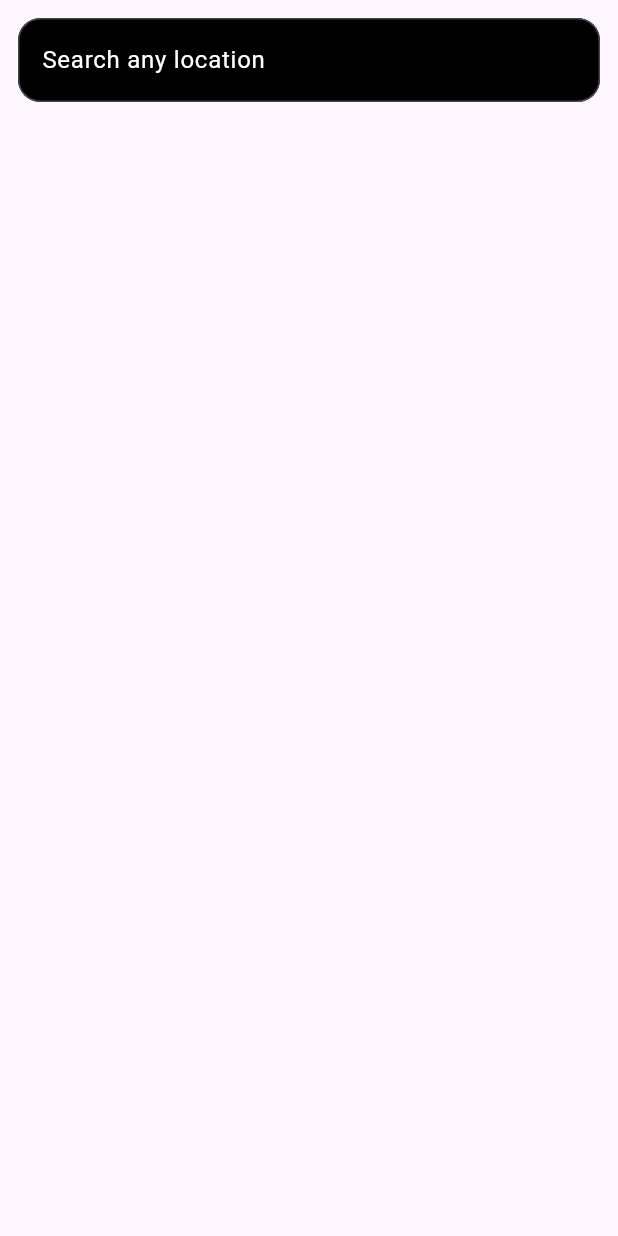
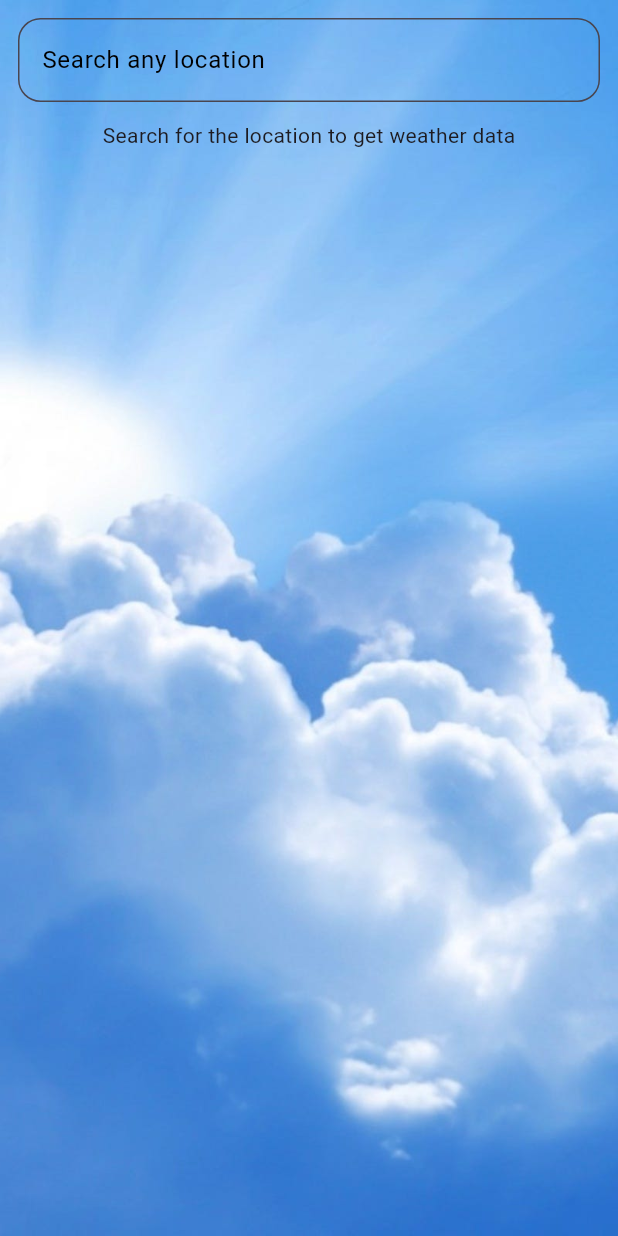
Before and after one commit to Mian-Raffy/Weatherwise, a Flutter app: the screen it shows after launch, after a tap on the "add location" icon, on a phone screen of 412 x 824 dp. Run offline on Flutter 3.47's test engine with Material 3 defaults, Android fonts, the phone set to English and light mode, and no system bars; our stand-ins replace connectivity_plus, fluttertoast, get, shared_preferences.

Commit message:
Handled offline mode data display, UI updates, and connectivity check improvements

```diff
--- a/lib/app_constant.dart
+++ /dev/null
@@ -1 +0,0 @@
-String apikey = 'd057d0d6b6584673817102606242105';
--- /dev/null
+++ b/lib/controller/search_controller.dart
@@ -0,0 +1,38 @@
+import 'package:flutter/material.dart';
+import 'package:get/get.dart';
+import 'package:http/http.dart' as http;
+import 'dart:convert';
+
+class SearchbarController extends GetxController {
+  var searchontroller = TextEditingController();
+  var _sessionToken = '';
+  // var _placeList = <dynamic>[];
+
+  RxList<dynamic> placeList = <dynamic>[].obs;
+
+  // This method fetches the suggestions based on the user input
+  Future<void> getSuggestions(String input) async {
+    if (input.isEmpty) {
+      placeList.clear();
+      return;
+    }
+
+    String apiKey = 'AIzaSyCT1_CquKvIuNoCOxbsWOBo3U4Zq_58f2Y';
+    String baseURL =
+        'https://maps.googleapis.com/maps/api/place/autocomplete/json';
+    String request =
+        '$baseURL?input=$input&key=$apiKey&sessiontoken=$_sessionToken';
+
+    var response = await http.get(Uri.parse(request));
+    if (response.statusCode == 200) {
+      var result = jsonDecode(response.body.toString());
+      placeList.value = result['predictions'];
+    } else {
+      throw Exception('Failed to load data');
+    }
+  }
+
+  void updateSessionToken(String token) {
+    _sessionToken = token;
+  }
+}
--- /dev/null
+++ b/lib/controller/weather_controller.dart
@@ -0,0 +1,70 @@
+import 'package:WeatherWise/app_url.dart';
+import 'package:connectivity_plus/connectivity_plus.dart';
+import 'package:flutter/material.dart';
+import 'package:get/get.dart';
+import 'package:WeatherWise/model/model.dart';
+import 'package:WeatherWise/utils.dart';
+
+import '../ui/home_screen.dart';
+
+class WeatherController extends GetxController {
+  Rx<ApiResponse?> response = Rx<ApiResponse?>(null);
+  RxBool inProgress = false.obs;
+  RxString message = "Search for the location to get weather data".obs;
+
+  @override
+  void onInit() {
+    super.onInit();
+    checkConnectivity();
+    loadLastWeatherData();
+  }
+
+  Rx<ConnectivityResult> connectivityStatus = ConnectivityResult.mobile.obs;
+
+  void checkConnectivity() async {
+    final result = await Connectivity().checkConnectivity();
+    connectivityStatus.value = result as ConnectivityResult;
+  }
+
+  Future<void> loadLastWeatherData() async {
+    inProgress.value = true;
+    try {
+      ApiResponse? lastWeatherData = await Utils().getLastWeatherData();
+      if (lastWeatherData != null) {
+        response.value = lastWeatherData;
+      }
+    } catch (e) {
+      response.value = null;
+      print('The Previouses data error:$e');
+    } finally {
+      inProgress.value = false;
+    }
+  }
+
+  Future<void> getWeatherData(String location, BuildContext context) async {
+    inProgress.value = true;
+    try {
+      ApiResponse? data = await WeatherApi().getCurrentWeather(location);
+      if (data != null) {
+        response.value = data;
+        Navigator.push(
+          context,
+          MaterialPageRoute(builder: (context) => HomePage()),
+        );
+      }
+    } catch (e) {
+      // Show error to user
+      Utils().toastMessage('Internet Conection Problem');
+
+      // Fallback to saved data
+      ApiResponse? savedData = await Utils().getLastWeatherData();
+      if (savedData != null) {
+        response.value = savedData;
+      } else {
+        response.value = null;
+      }
+    } finally {
+      inProgress.value = false;
+    }
+  }
+}
--- a/lib/ui/home_screen.dart
+++ b/lib/ui/home_screen.dart
@@ -1,94 +1,139 @@
-import 'package:WeatherWise/model/model.dart';
+// ignore_for_file: deprecated_member_use
+
 import 'package:WeatherWise/ui/search_bar.dart';
-import 'package:WeatherWise/utils.dart';
+import 'package:WeatherWise/controller/weather_controller.dart';
+import 'package:connectivity_plus/connectivity_plus.dart';
+import 'package:flutter/material.dart';
+import 'package:get/get.dart';
 
-import 'package:flutter/material.dart';
+class HomePage extends StatelessWidget {
+  final WeatherController weatherController = Get.put(WeatherController());
 
-class HomePage extends StatefulWidget {
-  const HomePage({super.key});
-
-  @override
-  State<HomePage> createState() => _HomePageState();
-}
-
-class _HomePageState extends State<HomePage> {
-  final searchController = TextEditingController();
-  ApiResponse? response;
-  bool inProgress = false;
-  String message = "Search for the location to get weather data";
-
-  @override
-  void initState() {
-    super.initState();
-
-    loadLastWeatherData();
-  }
+  HomePage({super.key});
 
   @override
   Widget build(BuildContext context) {
-    return SafeArea(
+    return WillPopScope(
+      onWillPop: () async {
+        Navigator.pop(context);
+        return false;
+      },
+      child: SafeArea(
         child: Scaffold(
+          body: RefreshIndicator(
+            onRefresh: () async {
+              await weatherController.loadLastWeatherData();
+            },
+            child: Container(
+              decoration: const BoxDecoration(
+                image: DecorationImage(
+                  image: AssetImage(
+                      'images/homebg.jpeg'), // You can replace this with a local asset or URL
+                  fit: BoxFit.cover, // Cover the entire screen with the image
+                ),
+              ),
+              padding: const EdgeInsets.only(left: 16, right: 16, top: 10),
+              child: Column(
+                mainAxisAlignment: MainAxisAlignment.center,
+                children: [
+                  const SizedBox(height: 20),
+                  Obx(() {
+                    if (weatherController.inProgress.value) {
+                      return const Center(
+                          child:
+                              CircularProgressIndicator(color: Colors.black));
+                    } else {
+                      return Expanded(
+                        child: SingleChildScrollView(
+                            child: buildWeatherWidget(context)),
+                      );
+                    }
+                  }),
+                ],
+              ),
+            ),
+          ),
           floatingActionButton: FloatingActionButton(
-            shape: CircleBorder(),
-            child: Icon(Icons.add_location_outlined, color: Colors.amber),
-            backgroundColor: Colors.black,
+              shape: const CircleBorder(),
+              backgroundColor: Colors.white,
               onPressed: () {
                 Navigator.push(
                     context,
                     MaterialPageRoute(
                       builder: (context) => SearchPage(),
                     ));
-            }),
-        backgroundColor: Colors.white,
-        body: Container(
-          padding: const EdgeInsets.only(left: 16, right: 16, top: 10),
-          child: Column(
-            children: [
-              const SizedBox(height: 20),
-              if (inProgress)
-                CircularProgressIndicator(
-                  color: Colors.black,
-                )
-              else
-                Expanded(
-                  child: SingleChildScrollView(child: buildWeatherWidget()),
-                ),
-            ],
-          ),
+              },
+              child:
+                  const Icon(Icons.add_location_outlined, color: Colors.blue)),
         ),
       ),
     );
   }
 
-  Widget buildWeatherWidget() {
-    if (response == null) {
-      return Text(message);
+  Widget buildWeatherWidget(BuildContext context) {
+    return Obx(() {
+      if (weatherController.response.value == null) {
+        return Center(child: Text(weatherController.message.value));
       } else {
         return Column(
           crossAxisAlignment: CrossAxisAlignment.start,
           children: [
             Row(
-            crossAxisAlignment: CrossAxisAlignment.end,
+              mainAxisAlignment: MainAxisAlignment.center,
               children: [
                 const Icon(
                   Icons.location_on,
+                  color: Colors.red,
                   size: 35,
                 ),
+                Column(
+                  children: [
                     Text(
-                response?.location?.name ?? "",
+                      weatherController.response.value?.location?.name ?? "",
                       style: const TextStyle(
-                  fontSize: 30,
+                        fontSize: 20,
                         fontWeight: FontWeight.w600,
                       ),
                     ),
                     Text(
-                response?.location?.country ?? '',
+                      weatherController.response.value?.location?.country ?? '',
                       style: const TextStyle(
-                  fontSize: 12,
+                        fontSize: 13,
                         fontWeight: FontWeight.w300,
                       ),
+                    ),
+                  ],
+                ),
+              ],
+            ),
+            Center(
+              child: SizedBox(
+                height: 200,
+                width: double.infinity,
+                child: Obx(() {
+                  return (weatherController.connectivityStatus.value !=
+                          ConnectivityResult.none)
+                      ? Image.network(
+                          "https:${weatherController.response.value?.current?.condition?.icon}"
+                              .replaceAll("64x64", "128x128"),
+                          scale: 0.7,
+                          errorBuilder: (context, error, stackTrace) =>
+                              const Icon(Icons.wifi_off),
                         )
-            ],
+                      : Container(); // Offline, don't show image
+                }),
+              ),
+            ),
+            Center(
+              child: Text(
+                (weatherController.response.value?.current?.condition?.text
+                        .toString() ??
+                    ""),
+                style: const TextStyle(
+                  fontSize: 18,
+                  fontWeight: FontWeight.w500,
+                ),
+              ),
             ),
             const SizedBox(height: 10),
             Row(
@@ -97,128 +142,91 @@ class _HomePageState extends State<HomePage> {
                 Padding(
                   padding: const EdgeInsets.only(left: 8.0, right: 8, top: 8),
                   child: Text(
-                  (response?.current?.tempC.toString() ?? "") + " °c",
+                    "${weatherController.response.value?.current?.tempC.toString() ?? ""} °c",
                     style: const TextStyle(
-                    fontSize: 60,
+                      fontSize: 40,
                       fontWeight: FontWeight.bold,
                     ),
                   ),
                 ),
               ],
             ),
-          Padding(
-            padding: const EdgeInsets.only(left: 13),
-            child: Row(
+            Card(
+              color: Colors.transparent,
+              child: Column(
                 children: [
-                Text(
-                  (response?.current?.condition?.text.toString() ?? ""),
-                  style: const TextStyle(
-                    fontSize: 18,
-                    fontWeight: FontWeight.w500,
-                  ),
-                ),
+                  _dataAndTitleWidget(
+                      "Humidity",
+                      weatherController.response.value?.current?.humidity
+                              ?.toString() ??
+                          "",
+                      Icons.water_drop,
+                      Colors.blue),
+                  _dataAndTitleWidget(
+                      "Wind Speed",
+                      "${weatherController.response.value?.current?.windKph?.toString() ?? ""} km/h",
+                      Icons.air,
+                      Colors.white),
+                  _dataAndTitleWidget(
+                      "UV",
+                      weatherController.response.value?.current?.uv
+                              .toString() ??
+                          "",
+                      Icons.sunny,
+                      Colors.yellow),
+                  _dataAndTitleWidget(
+                      "Precipitation",
+                      "${weatherController.response.value?.current?.precipMm.toString() ?? ""} mm",
+                      Icons.cloud,
+                      Colors.blueGrey),
+                  _dataAndTitleWidget(
+                      "Time",
+                      weatherController.response.value?.location?.localtime
+                              ?.split(" ")
+                              .last ??
+                          "",
+                      Icons.access_time,
+                      Colors.black),
+                  _dataAndTitleWidget(
+                      "Date",
+                      weatherController.response.value?.location?.localtime
+                              ?.split(" ")
+                              .first ??
+                          "",
+                      Icons.calendar_today,
+                      Colors.white)
                 ],
               ),
             ),
-          Center(
-            child: SizedBox(
-              height: 200,
-              child: Image.network(
-                "https:${response?.current?.condition?.icon}"
-                    .replaceAll("64x64", "128x128"),
-                scale: 0.7,
-              ),
-            ),
-          ),
-          Card(
-            elevation: 4,
-            color: Colors.amber,
-            child: Column(
-              children: [
-                Row(
-                  mainAxisAlignment: MainAxisAlignment.spaceAround,
-                  children: [
-                    _dataAndTitleWidget("Humidity",
-                        response?.current?.humidity?.toString() ?? ""),
-                    _dataAndTitleWidget("Wind Speed",
-                        "${response?.current?.windKph?.toString() ?? ""} km/h")
-                  ],
-                ),
-                Row(
-                  mainAxisAlignment: MainAxisAlignment.spaceAround,
-                  children: [
-                    _dataAndTitleWidget(
-                        "UV", response?.current?.uv.toString() ?? ""),
-                    _dataAndTitleWidget("Precipitation",
-                        "${response?.current?.precipMm.toString() ?? ""} mm")
-                  ],
-                ),
-                Row(
-                  mainAxisAlignment: MainAxisAlignment.spaceAround,
-                  children: [
-                    _dataAndTitleWidget("Local Time",
-                        response?.location?.localtime?.split(" ").last ?? ""),
-                    _dataAndTitleWidget("Local Date",
-                        response?.location?.localtime?.split(" ").first ?? ""),
-                  ],
-                )
-              ],
-            ),
+            SizedBox(
+              height: MediaQuery.of(context).size.height * 1 / 9,
             )
           ],
         );
       }
+    });
   }
 
-  Widget _dataAndTitleWidget(String title, String data) {
-    return Padding(
-      padding: const EdgeInsets.all(18.0),
-      child: Column(
+  Widget _dataAndTitleWidget(
+      String title, String data, IconData icon, Color iconColor) {
+    return Column(
       children: [
-          Text(
+        ListTile(
+          leading: Icon(
+            icon,
+            color: iconColor,
+          ),
+          title: Text(
+            title,
+            style: const TextStyle(fontSize: 15),
+          ),
+          trailing: Text(
             data,
-            style: const TextStyle(
-              fontSize: 27,
-              color: Colors.black87,
-              fontWeight: FontWeight.w600,
+            style: const TextStyle(fontSize: 15),
           ),
         ),
-          Text(
-            title,
-            style: const TextStyle(
-              color: Colors.black87,
-              fontWeight: FontWeight.bold,
-            ),
-          ),
+        const Divider()
       ],
-      ),
     );
   }
-
-  Future<void> loadLastWeatherData() async {
-    setState(() {
-      inProgress = true;
-    });
-    try {
-      ApiResponse? lastWeatherData = await Utils().getLastWeatherData();
-      if (lastWeatherData != null) {
-        setState(() {
-          response = lastWeatherData;
-        });
-      } else {
-        setState(() {
-          const Center(child: Text('No previous data find'));
-        });
 }
-    } catch (e) {
-      setState(() {
-        const Center(child: Text('Failed to load weather data'));
-        response = null;
-      });
-    } finally {
-      setState(() {
-        inProgress = false;
-      });
-    }
-  }
-}
--- a/lib/ui/search_bar.dart
+++ b/lib/ui/search_bar.dart
@@ -1,106 +1,95 @@
-import 'dart:convert';
+import 'package:WeatherWise/controller/weather_controller.dart';
+import 'package:WeatherWise/controller/search_controller.dart';
+import 'package:flutter/material.dart';
+import 'package:get/get.dart';
 
-import 'package:WeatherWise/app_url.dart';
-import 'package:WeatherWise/ui/home_screen.dart';
+class SearchPage extends StatelessWidget {
+  final WeatherController weatherController = Get.put(WeatherController());
+  final SearchbarController searchController = Get.put(SearchbarController());
 
-import 'package:flutter/material.dart';
-import 'package:uuid/uuid.dart';
-import 'package:http/http.dart' as http;
-
-class SearchPage extends StatefulWidget {
-  const SearchPage({super.key});
-
-  @override
-  State<SearchPage> createState() => SearchPageState();
-}
-
-class SearchPageState extends State<SearchPage> {
-  final searchController = TextEditingController();
-
-  var uuid = Uuid();
-  String _sessionToken = '';
-  List<dynamic> _placeList = [];
-  @override
-  void initState() {
-    // TODO: implement initState
-    super.initState();
-  }
-
-  Future<void> getSuggestion(String input) async {
-    if (input.isEmpty) {
-      setState(() {
-        _placeList = [];
-      });
-      return;
-    }
-    String apiKey = 'AIzaSyCT1_CquKvIuNoCOxbsWOBo3U4Zq_58f2Y';
-    String baseURL =
-        'https://maps.googleapis.com/maps/api/place/autocomplete/json';
-    String request =
-        '$baseURL?input=$input&key=$apiKey&sessiontoken=$_sessionToken';
-
-    var response = await http.get(Uri.parse(request));
-    if (response.statusCode == 200) {
-      print(_placeList);
-      setState(() {
-        _placeList = jsonDecode(response.body.toString())['predictions'];
-      });
-    } else {
-      throw Exception('Failed to load data');
-    }
-  }
+  SearchPage({super.key});
 
   @override
   Widget build(BuildContext context) {
     return Scaffold(
       body: SafeArea(
+        child: Container(
+          decoration: const BoxDecoration(
+            image: DecorationImage(
+              image: AssetImage('images/searchbg.jpg'),
+              fit: BoxFit.cover, // Cover the entire screen with the image
+            ),
+          ),
           child: Column(
             children: [
               Padding(
                 padding: const EdgeInsets.all(12.0),
                 child: TextField(
-                onSubmitted: (value) {
-                  WeatherApi().getWeatherData(value);
-                  Navigator.push(
-                      context,
-                      MaterialPageRoute(
-                        builder: (context) => HomePage(),
-                      ));
-                },
-                style: TextStyle(color: Colors.white),
+                  controller: searchController.searchontroller,
+                  style: const TextStyle(color: Colors.white),
                   cursorColor: Colors.white,
                   decoration: InputDecoration(
                     border: OutlineInputBorder(
                       borderRadius: BorderRadius.circular(15),
-                        borderSide: BorderSide(color: Colors.black)),
+                      borderSide: const BorderSide(color: Colors.white),
+                    ),
                     focusedBorder: OutlineInputBorder(
                       borderRadius: BorderRadius.circular(15),
                     ),
                     hintText: "Search any location",
-                    hintStyle: TextStyle(color: Colors.white),
-                    fillColor: Colors.black,
-                    filled: true),
-                controller: searchController,
+                    hintStyle: const TextStyle(color: Colors.black),
+                    fillColor: Colors.transparent,
+                    filled: true,
+                  ),
                   onChanged: (value) {
-                  getSuggestion(value);
+                    // Fetch suggestions as the user types
+                    searchController.getSuggestions(value);
+                  },
+                  onSubmitted: (value) async {
+                    await weatherController.getWeatherData(value, context);
                   },
                 ),
               ),
+              Obx(() {
+                if (weatherController.inProgress.value) {
+                  return Column(
+                    children: [
+                      SizedBox(
+                        height: MediaQuery.of(context).size.height * 1 / 3,
+                      ),
+                      const CircularProgressIndicator(
+                        color: Colors.white,
+                      )
+                    ],
+                  );
+                }
+
+                if (weatherController.inProgress.value == false) {
+                  return Center(child: Text(weatherController.message.value));
+                }
+                return Container();
+              }),
+              // Display place suggestions from SearchController
               Expanded(
-              child: ListView.builder(
-                itemCount: _placeList.length,
+                child: Obx(() {
+                  return ListView.builder(
+                    itemCount: searchController.placeList.length,
                     itemBuilder: (context, index) {
                       return ListTile(
                         onTap: () {
-                      searchController.text =
-                          _placeList[index]['description'].toString();
+                          searchController.searchontroller.text =
+                              searchController.placeList[index]['description']
+                                  .toString();
                         },
-                    title: Text(_placeList[index]['description']),
+                        title: Text(
+                            searchController.placeList[index]['description']),
                       );
                     },
-              ),
+                  );
+                }),
               ),
             ],
+          ),
         ),
       ),
     );
--- a/lib/ui/splash_screen.dart
+++ b/lib/ui/splash_screen.dart
@@ -14,7 +14,7 @@ class _SplashScreenState extends State<SplashScreen> {
   @override
   void initState() {
     super.initState();
-    Timer(Duration(seconds: 4), () {
+    Timer(const Duration(seconds: 4), () {
       Navigator.push(
           context,
           MaterialPageRoute(
@@ -37,14 +37,16 @@ class _SplashScreenState extends State<SplashScreen> {
             width: 150.0,
             child: Image.asset('images/w.png'),
           )),
-          Center(
+          const Center(
             child: Text(
               "Weather Tracker...",
               style: TextStyle(
-                  decoration: TextDecoration.none,
-                  fontWeight: FontWeight.bold,
-                  color: Colors.black,
-                  fontSize: 35),
+                decoration: TextDecoration.none,
+                fontWeight: FontWeight.bold,
+                color: Colors
+                    .black, // Make the text white so it's visible on the background
+                fontSize: 35,
+              ),
             ),
           ),
         ],
--- a/pubspec.yaml
+++ b/pubspec.yaml
@@ -28,9 +28,11 @@ environment:
 # the latest version available on pub.dev. To see which dependencies have newer
 # versions available, run `flutter pub outdated`.
 dependencies:
+  connectivity_plus: ^6.1.3
   cupertino_icons: ^1.0.6
   flutter:
     sdk: flutter
+  get: ^4.7.2
   http: ^1.2.1
 
 dev_dependencies:
@@ -54,7 +56,7 @@ flutter:
 
   # To add assets to your application, add an assets section, like this:
   assets:
-    - images/w.png
+    - images/
   #   - images/a_dot_ham.jpeg
   # An image asset can refer to one or more resolution-specific "variants", see
   # https://flutter.dev/assets-and-images/#resolution-aware
```
Also changed, not shown: lib/app_url.dart (+5 -25 lines), lib/utils.dart (+1 -11 lines), images/homebg.jpeg (added), images/searchbg.jpg (added), pubspec.lock, 5 other files. Lines whose indentation alone changed are shown as unchanged.
